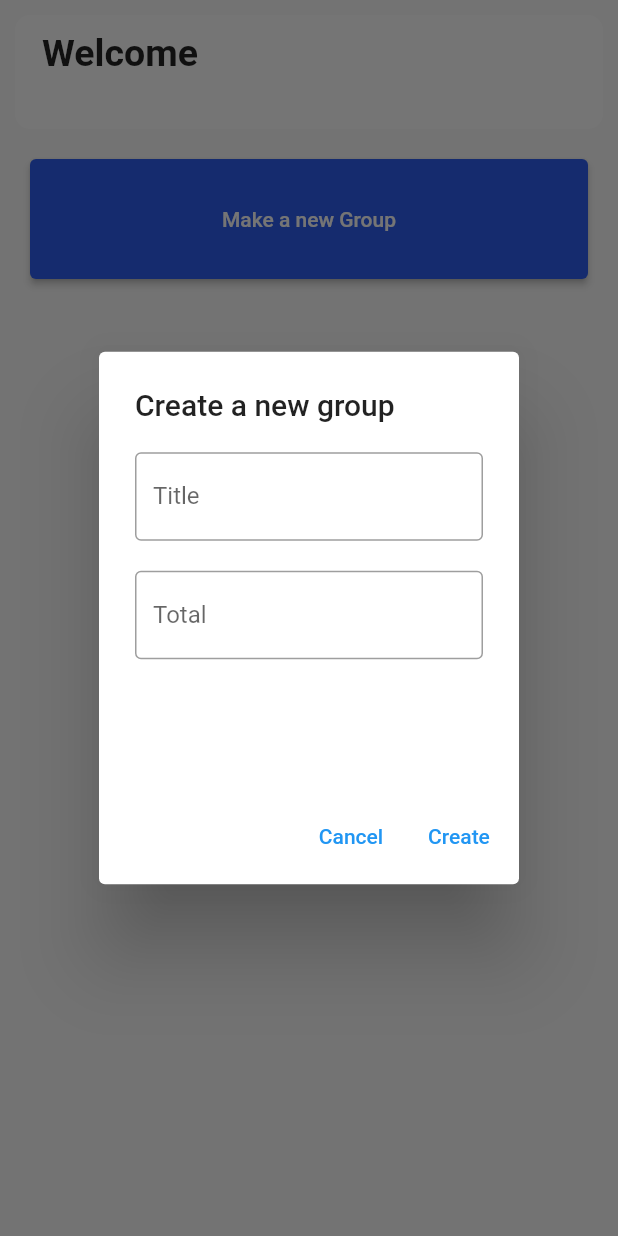
After one commit to SarthakSahoo1407/goodsplit, a Flutter app: the HomeContainer screen opened directly, after a tap on "Make a new Group", on a phone screen of 412 x 824 dp. The commit adds this screen. Run offline on Flutter 3.47's test engine with Material 2 defaults, Android fonts, the phone set to English and light mode, and no system bars; our stand-ins replace shared_preferences; accounts and stored records are empty.

Commit message:
UI Changes

```diff
--- /dev/null
+++ b/lib/container/home.dart
@@ -0,0 +1,190 @@
+import 'package:flutter/material.dart';
+import 'package:goodsplit/providers/user_provider.dart';
+import 'package:goodsplit/services/auth_services.dart';
+import 'package:provider/provider.dart';
+
+class HomeContainer extends StatefulWidget {
+  const HomeContainer({super.key});
+
+  @override
+  State<HomeContainer> createState() => _HomeContainerState();
+}
+
+class _HomeContainerState extends State<HomeContainer> {
+  //constants
+  TextEditingController groupTitle = TextEditingController();
+  TextEditingController total = TextEditingController();
+  void _showDialog() {
+    //show dialog box to input name and and more button cancel button and price button
+    showDialog(
+      context: context,
+      builder: (BuildContext context) {
+        return AlertDialog(
+          title: const Text('Create a new group'),
+          content: Container(
+            height: 200,
+            child: Column(
+              children: [
+                TextField(
+                  //text editing controller
+                  controller: groupTitle,
+                  decoration: const InputDecoration(
+                    border: OutlineInputBorder(),
+                    labelText: 'Title',
+                  ),
+                ),
+                SizedBox(
+                  height: 10,
+                ),
+                // TextField(
+                //   decoration: const InputDecoration(
+                //     border: OutlineInputBorder(),
+                //     labelText: 'Add member',
+                //   ),
+                // ),
+                SizedBox(
+                  height: 10,
+                ),
+                TextField(
+                  controller: total,
+                  //text input type number
+                  keyboardType: TextInputType.number,
+                  decoration: const InputDecoration(
+                    border: OutlineInputBorder(),
+                    labelText: 'Total',
+                  ),
+                ),
+              ],
+            ),
+          ),
+          actions: [
+            TextButton(
+              onPressed: () {
+                Navigator.of(context).pop();
+              },
+              child: const Text('Cancel'),
+            ),
+            TextButton(
+              onPressed: () {
+                //call api to create group
+                AuthService().createGroup(
+                  context: context,
+                  title: groupTitle.text,
+                  total: total.text,
+                );
+                addMembers();
+              },
+              child: const Text('Create'),
+            ),
+          ],
+        );
+      },
+    );
+  }
+
+  @override
+  Widget build(BuildContext context) {
+    //height and width
+    final height = MediaQuery.of(context).size.height;
+    final width = MediaQuery.of(context).size.width;
+    final user = Provider.of<UserProvider>(context).user;
+    return Scaffold(
+      body: Container(
+        // color: Colors.red,
+        margin: EdgeInsets.all(10),
+        child: Column(
+          children: [
+            Container(
+              child: ListTile(
+                tileColor: Colors.white,
+                shape: RoundedRectangleBorder(
+                  side: BorderSide(width: 2, color: Colors.white),
+                  borderRadius: BorderRadius.circular(10),
+                ),
+                title: Text(
+                  'Welcome ${user.name}',
+                  style: const TextStyle(
+                    fontSize: 25,
+                    fontWeight: FontWeight.bold,
+                  ),
+                ),
+                subtitle: Text(
+                  '${user.email}',
+                  style: TextStyle(
+                    fontSize: 14,
+                    fontWeight: FontWeight.bold,
+                  ),
+                  textAlign: TextAlign.left,
+                ),
+              ),
+            ),
+            SizedBox(
+              height: 10,
+            ),
+            Container(
+              padding: EdgeInsets.all(10),
+              height: 100,
+              width: double.infinity,
+              child: ElevatedButton(
+                child: Text("Make a new Group"),
+                onPressed: _showDialog,
+                style: ButtonStyle(
+                  //add background color
+                  backgroundColor: MaterialStateProperty.all<Color>(
+                      Color.fromRGBO(46, 94, 239, 1)),
+                ),
+              ),
+            ),
+          ],
+        ),
+      ),
+    );
+  }
+
+  void addMembers() {
+    //show a dialog box with input field to add members name
+    showDialog(
+      context: context,
+      builder: (BuildContext context) {
+        return AlertDialog(
+          title: const Text('Add members'),
+          content: Container(
+            height: 200,
+            child: Column(
+              children: [
+                TextField(
+                  //text editing controller
+                  controller: groupTitle,
+                  decoration: const InputDecoration(
+                    border: OutlineInputBorder(),
+                    labelText: 'Add member',
+                  ),
+                ),
+              ],
+            ),
+          ),
+          actions: [
+            TextButton(
+              onPressed: () {
+                Navigator.of(context).pop();
+              },
+              child: const Text('Cancel'),
+            ),
+            TextButton(
+              onPressed: () {
+                Navigator.of(context).pop();
+              },
+              child: const Text('Add'),
+            ),
+            TextButton(
+              onPressed: () {
+                //call api to create group
+              },
+              child: const Text('Create'),
+            ),
+          ],
+        );
+      },
+    );
+  }
+}
--- a/lib/main.dart
+++ b/lib/main.dart
@@ -1,6 +1,6 @@
 import 'package:flutter/material.dart';
 import 'package:goodsplit/providers/user_provider.dart';
-import 'package:goodsplit/screens/home_screen.dart';
+import 'package:goodsplit/screens/homeScreen.dart';
 import 'package:goodsplit/screens/signup_screen.dart';
 import 'package:goodsplit/services/auth_services.dart';
 import 'package:provider/provider.dart';
@@ -42,7 +42,7 @@ class _MyAppState extends State<MyApp> {
       debugShowCheckedModeBanner: false,
       home: Provider.of<UserProvider>(context).user.token.isEmpty
           ? const SignupScreen()
-          : const HomeScreen(),
+          : const HomeScreen1(),
     );
   }
 }
--- a/lib/services/auth_services.dart
+++ b/lib/services/auth_services.dart
@@ -3,7 +3,7 @@ import 'dart:convert';
 import 'package:flutter/material.dart';
 import 'package:goodsplit/models/user.dart';
 import 'package:goodsplit/providers/user_provider.dart';
-import 'package:goodsplit/screens/home_screen.dart';
+import 'package:goodsplit/screens/homeScreen.dart';
 import 'package:goodsplit/screens/signup_screen.dart';
 import 'package:goodsplit/utils/constants.dart';
 import 'package:goodsplit/utils/utils.dart';
@@ -79,7 +79,7 @@ class AuthService {
           await prefs.setString('x-auth-token', jsonDecode(res.body)['token']);
           navigator.pushAndRemoveUntil(
             MaterialPageRoute(
-              builder: (context) => const HomeScreen(),
+              builder: (context) => const HomeScreen1(),
             ),
             (route) => false,
           );
@@ -140,4 +140,9 @@ class AuthService {
       (route) => false,
     );
   }
+
+  void createGroup(
+      {required BuildContext context,
+      required String title,
+      required String total}) {}
 }
```
Also changed, not shown: lib/container/profile.dart (added, +44 -0 lines), lib/screens/homeScreen.dart (added, +64 -0 lines), lib/screens/home_screen.dart (deleted, +0 -44 lines), lib/screens/login_screen.dart (+10 -2 lines), 2 other files.
